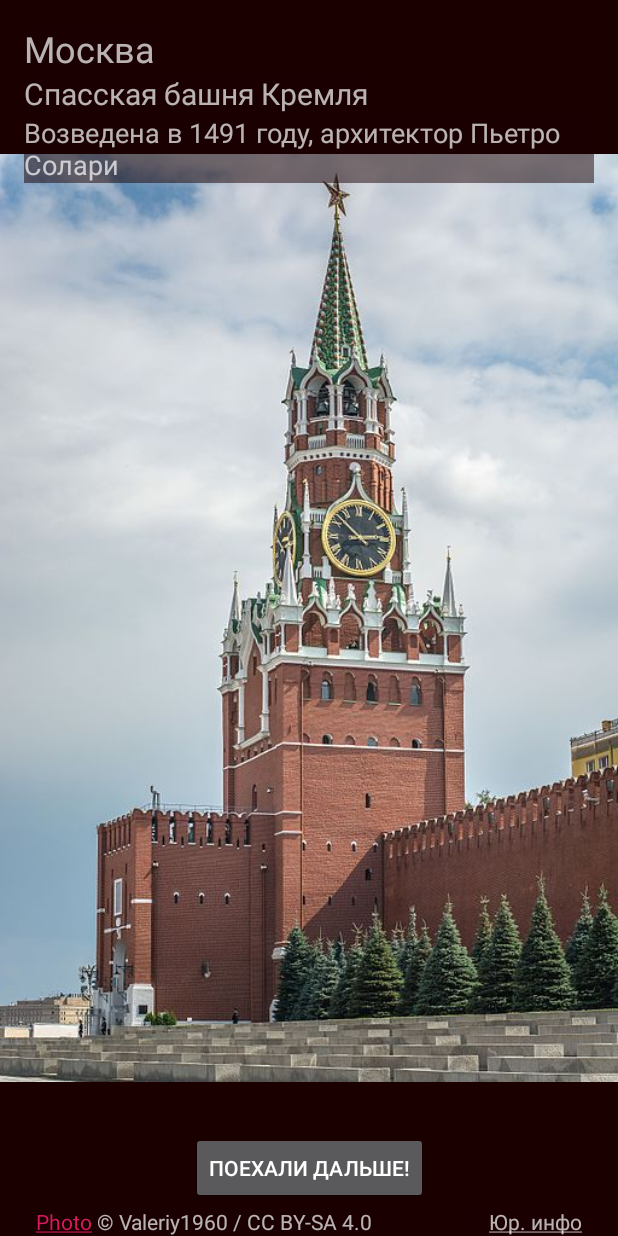
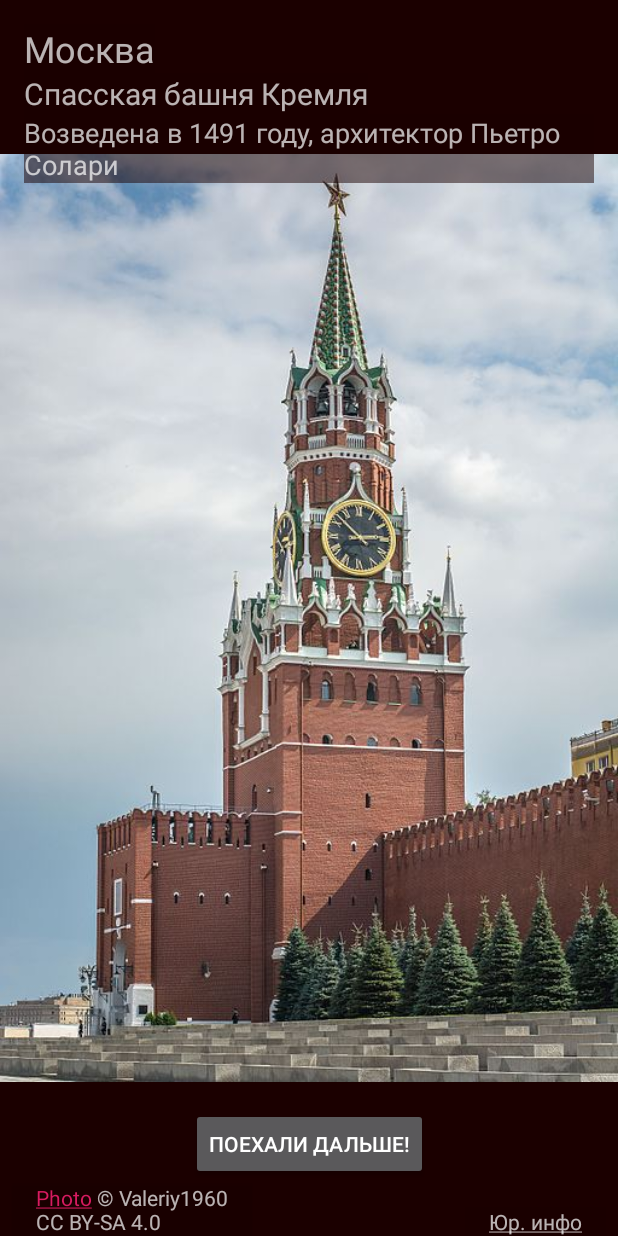
Before and after one commit to malkovvictor/erunda, an Android app: the screen it shows after launch (CityActivity), on a phone screen of 412 x 824 dp. Run offline under Robolectric (Android 15) with nearby library versions, the phone set to English and light mode, and no system bars.

Commit message:
исправлено отображение копирайта

```diff
--- a/app/src/main/java/ru/victormalkov/android/axolotl/CityPhoto.java
+++ b/app/src/main/java/ru/victormalkov/android/axolotl/CityPhoto.java
@@ -82,7 +82,7 @@ public class CityPhoto {
             if (copyrightLicense == null || copyrightLicense.isEmpty()) {
                 return String.format("%s © %s", copyrightTitle, copyrightAuthor);
             } else {
-                return String.format("%s © %s / %s", copyrightTitle, copyrightAuthor, copyrightLicense);
+                return String.format("%s © %s<br/>%s", copyrightTitle, copyrightAuthor, copyrightLicense);
             }
         } else {
             if (copyrightTitle.isEmpty()) {
@@ -91,7 +91,7 @@ public class CityPhoto {
             if (copyrightLicense == null || copyrightLicense.isEmpty()) {
                 return String.format("<a href=\"%s\">%s</a> © %s", copyrightLink, copyrightTitle, copyrightAuthor);
             } else {
-                return String.format("<a href=\"%s\">%s</a> © %s / %s", copyrightLink, copyrightTitle, copyrightAuthor, copyrightLicense);
+                return String.format("<a href=\"%s\">%s</a> © %s<br/>%s", copyrightLink, copyrightTitle, copyrightAuthor, copyrightLicense);
             }
         }
     }
--- a/app/src/main/res/layout/activity_city.xml
+++ b/app/src/main/res/layout/activity_city.xml
@@ -73,21 +73,6 @@
             app:layout_constraintTop_toBottomOf="@id/poiName" />
     </LinearLayout>
 
-    <TextView
-        android:id="@+id/copyrightTextView"
-        android:layout_width="wrap_content"
-        android:layout_height="wrap_content"
-        android:layout_marginStart="8dp"
-        android:layout_marginEnd="119dp"
-        android:background="@color/cityLabelBackground"
-        android:paddingStart="16dp"
-        android:paddingEnd="16dp"
-        app:layout_constraintBottom_toBottomOf="parent"
-        app:layout_constraintEnd_toStartOf="@+id/termsTextView"
-        app:layout_constraintHorizontal_bias="0"
-        app:layout_constraintStart_toStartOf="parent"
-        tools:layout_editor_absoluteY="693dp" />
-
     <Button
         android:id="@+id/startGameButton"
         android:layout_width="wrap_content"
@@ -99,6 +84,23 @@
         app:layout_constraintBottom_toTopOf="@id/copyrightTextView"
         app:layout_constraintEnd_toEndOf="parent"
         app:layout_constraintStart_toStartOf="parent" />
+
+    <TextView
+        android:id="@+id/copyrightTextView"
+        android:layout_width="wrap_content"
+        android:layout_height="wrap_content"
+        android:layout_marginStart="8dp"
+        android:layout_marginEnd="8dp"
+        android:background="@color/cityLabelBackground"
+        android:paddingStart="16dp"
+        android:paddingEnd="16dp"
+        app:layout_constrainedWidth="true"
+        app:layout_constraintBottom_toBottomOf="parent"
+        app:layout_constraintEnd_toStartOf="@+id/termsTextView"
+        app:layout_constraintHorizontal_bias="0"
+        app:layout_constraintStart_toStartOf="parent"
+        android:elevation="1dp"
+        />
 
     <TextView
         android:id="@+id/termsTextView"
```
